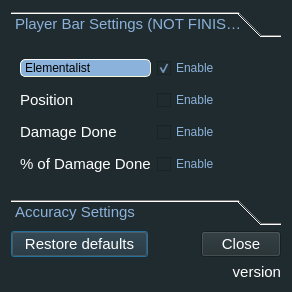
Before: the Qt Designer form configurator.ui in Tyrox92/Gw2SPECS, drawn with Qt 5.
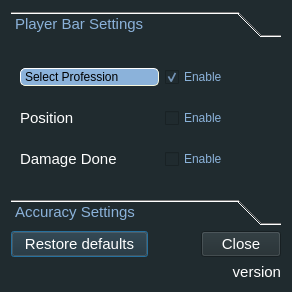
After: the same form once the commit is applied.

Patch:
```diff
--- a/configurator.ui
+++ b/configurator.ui
@@ -133,46 +133,20 @@
        </rect>
       </property>
       <attribute name="label">
-       <string>Player Bar Settings (NOT FINISHED)</string>
+       <string>Player Bar Settings</string>
       </attribute>
       <layout class="QGridLayout" name="gridLayout_3">
-       <item row="4" column="1">
-        <widget class="QCheckBox" name="checkBoxPercentDD">
-         <property name="enabled">
-          <bool>false</bool>
-         </property>
-         <property name="text">
-          <string>Enable</string>
-         </property>
-        </widget>
-       </item>
-       <item row="4" column="0">
-        <widget class="QLabel" name="labelGwChatWindowHeight">
-         <property name="font">
-          <font>
-           <family>MS Shell Dlg 2</family>
-           <pointsize>11</pointsize>
-           <weight>9</weight>
-           <italic>false</italic>
-           <bold>false</bold>
-          </font>
-         </property>
-         <property name="styleSheet">
-          <string notr="true">color: rgb(255, 255, 255);</string>
-         </property>
-         <property name="text">
-          <string>% of Damage Done</string>
-         </property>
-        </widget>
-       </item>
        <item row="2" column="1">
         <widget class="QCheckBox" name="checkBoxPosition">
          <property name="enabled">
-          <bool>false</bool>
+          <bool>true</bool>
          </property>
          <property name="text">
           <string>Enable</string>
          </property>
+         <property name="checked">
+          <bool>false</bool>
+         </property>
         </widget>
        </item>
        <item row="3" column="0">
@@ -213,29 +187,6 @@
          </property>
         </widget>
        </item>
-       <item row="3" column="1">
-        <widget class="QCheckBox" name="checkBoxDamageDone">
-         <property name="enabled">
-          <bool>false</bool>
-         </property>
-         <property name="text">
-          <string>Enable</string>
-         </property>
-        </widget>
-       </item>
-       <item row="1" column="1">
-        <widget class="QCheckBox" name="checkBoxProfColors">
-         <property name="enabled">
-          <bool>true</bool>
-         </property>
-         <property name="text">
-          <string>Enable</string>
-         </property>
-         <property name="checked">
-          <bool>true</bool>
-         </property>
-        </widget>
-       </item>
        <item row="1" column="0">
         <widget class="QComboBox" name="professionComboBox">
          <property name="styleSheet">
@@ -262,7 +213,7 @@
 QComboBox::drop-down {
     subcontrol-origin: padding;
     subcontrol-position: top right;
-    width: 30px;
+    width: 40px;
 
     border-left-width: 1px;
     border-left-color:#8BB2DA;
@@ -283,7 +234,7 @@
           <bool>false</bool>
          </property>
          <property name="currentText">
-          <string>Elementalist</string>
+          <string>Select Profession</string>
          </property>
          <property name="currentIndex">
           <number>0</number>
@@ -291,6 +242,11 @@
          <property name="maxVisibleItems">
           <number>10</number>
          </property>
+         <item>
+          <property name="text">
+           <string>Select Profession</string>
+          </property>
+         </item>
          <item>
           <property name="text">
            <string>Elementalist</string>
@@ -338,6 +294,32 @@
          </item>
         </widget>
        </item>
+       <item row="1" column="1">
+        <widget class="QCheckBox" name="checkBoxProfColors">
+         <property name="enabled">
+          <bool>true</bool>
+         </property>
+         <property name="text">
+          <string>Enable</string>
+         </property>
+         <property name="checked">
+          <bool>true</bool>
+         </property>
+        </widget>
+       </item>
+       <item row="3" column="1">
+        <widget class="QCheckBox" name="checkBoxDamageDone">
+         <property name="enabled">
+          <bool>true</bool>
+         </property>
+         <property name="text">
+          <string>Enable</string>
+         </property>
+         <property name="checked">
+          <bool>false</bool>
+         </property>
+        </widget>
+       </item>
       </layout>
      </widget>
      <widget class="QWidget" name="accuracySettings">
```
